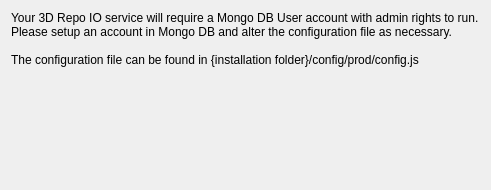
Above: tools/release/installer/packages/org.3drepo.io/meta/alterConfig.ui from 3drepo/3drepo.io before the change. Below: the same form after it.
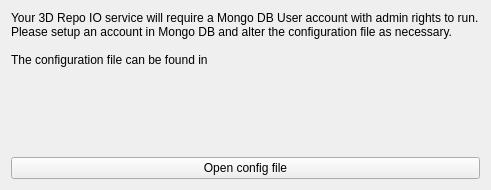
That is the form after the change.

```diff
--- a/tools/release/installer/packages/org.3drepo.io/meta/alterConfig.ui
+++ b/tools/release/installer/packages/org.3drepo.io/meta/alterConfig.ui
@@ -31,7 +31,7 @@
      <property name="text">
       <string>Your 3D Repo IO service will require a Mongo DB User account with admin rights to run.  Please setup an account in Mongo DB and alter the configuration file as necessary.
 
-The configuration file can be found in {installation folder}/config/prod/config.js</string>
+The configuration file can be found in </string>
      </property>
      <property name="wordWrap">
       <bool>true</bool>
@@ -51,6 +51,13 @@
      </property>
     </spacer>
    </item>
+   <item>
+    <widget class="QPushButton" name="launchConfigButton">
+     <property name="text">
+      <string>Open config file</string>
+     </property>
+    </widget>
+   </item>
   </layout>
  </widget>
  <resources/>
```
Left out of the diff: 2 changed lines with no effect on the pictures.
